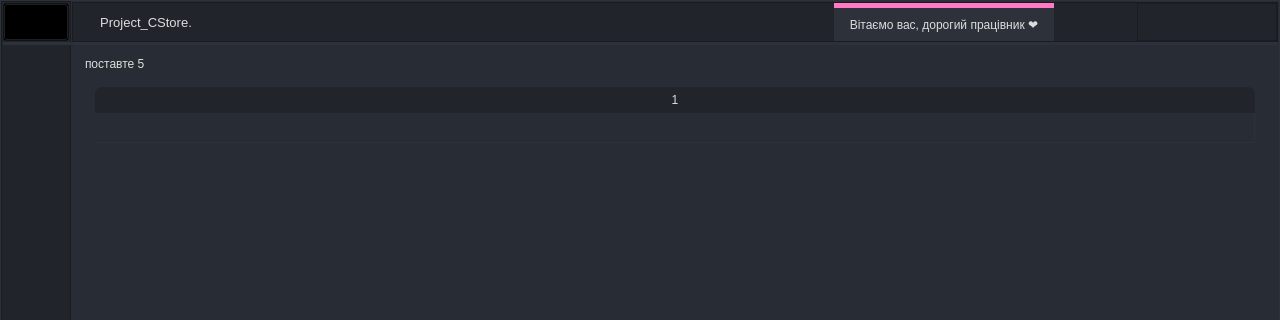
This is CStore/CStore.ui in fr0staman/CStore as Qt 5 draws it before an edit; both pictures show x 0 to 1280 and y 0 to 320 of the 1280 by 720 pixel window. The edited form follows.
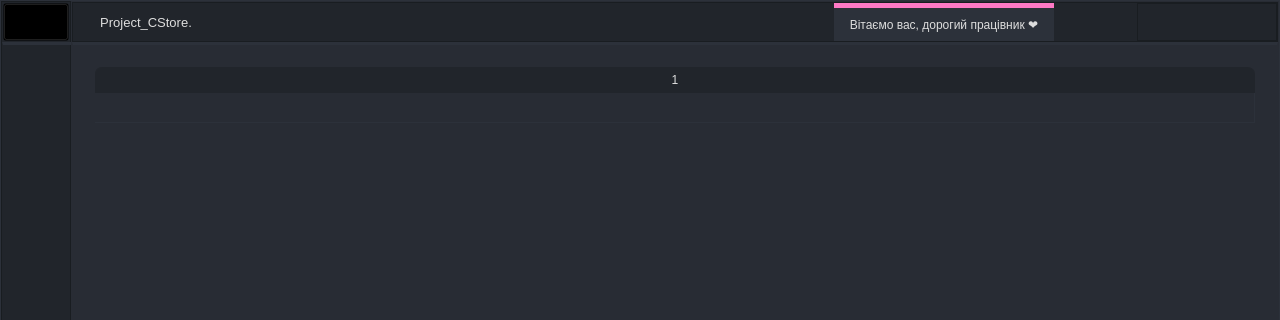
This is the edited form. The open tabs and pages were chosen to show the change. Icons and pictures are not drawn.

What changed in the file:
```diff
--- a/CStore/CStore.ui
+++ b/CStore/CStore.ui
@@ -3939,13 +3939,6 @@
                           <property name="bottomMargin">
                            <number>9</number>
                           </property>
-                          <item>
-                           <widget class="QLabel" name="label_3">
-                            <property name="text">
-                             <string>поставте 5</string>
-                            </property>
-                           </widget>
-                          </item>
                           <item>
                            <widget class="QTableWidget" name="tableWidgetJournal">
                             <property name="frameShape">
```
Left out of the diff: 30 changed lines with no effect on the pictures.
